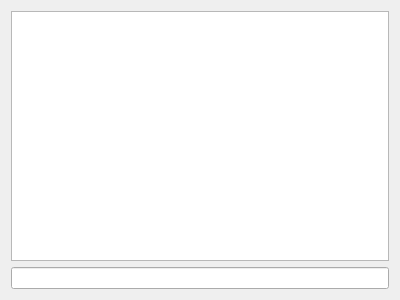
This is src/chatwidget.ui in Jorn1995/NetworkSystems as Qt 5 draws it before an edit. The edited form follows.
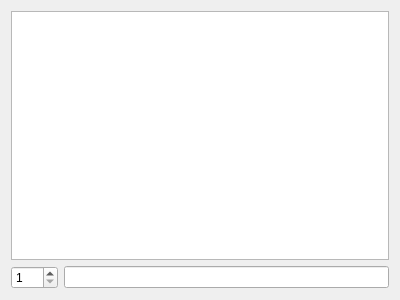
This is the edited form.

Patch:
```diff
--- a/src/chatwidget.ui
+++ b/src/chatwidget.ui
@@ -14,12 +14,22 @@
    <string>ChatWidget</string>
   </property>
   <layout class="QGridLayout" name="gridLayout">
-   <item row="0" column="0">
-    <widget class="QPlainTextEdit" name="log"/>
-   </item>
-   <item row="1" column="0">
+   <item row="1" column="1">
     <widget class="QLineEdit" name="msg"/>
    </item>
+   <item row="1" column="0">
+    <widget class="QSpinBox" name="target">
+     <property name="minimum">
+      <number>1</number>
+     </property>
+     <property name="maximum">
+      <number>256</number>
+     </property>
+    </widget>
+   </item>
+   <item row="0" column="0" colspan="2">
+    <widget class="QPlainTextEdit" name="log"/>
+   </item>
   </layout>
  </widget>
  <layoutdefault spacing="6" margin="11"/>
```
